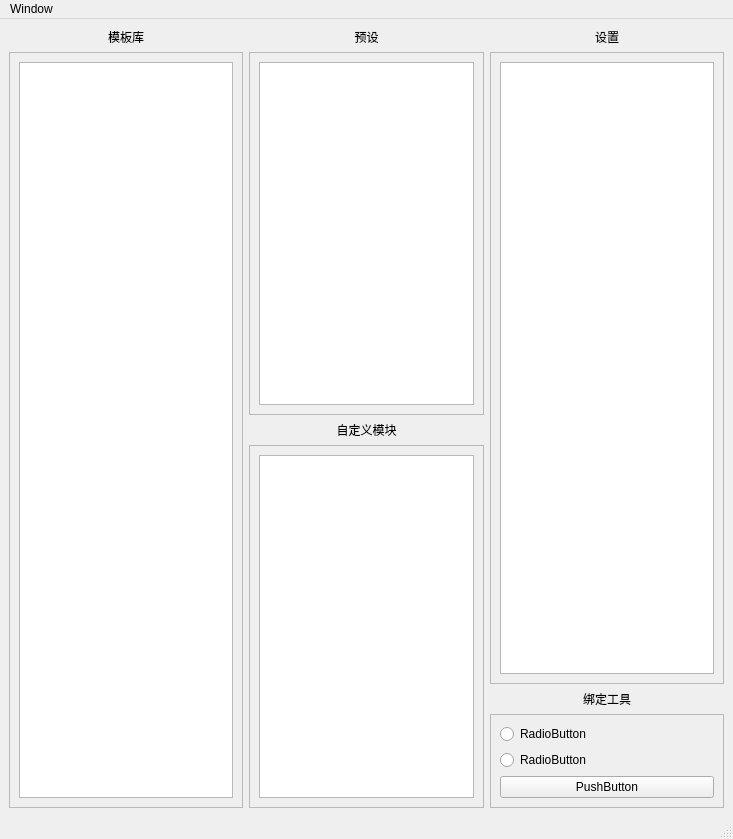
Before: the Qt Designer form res/ui/bind_modular/bindSystem.ui in MuZiMuZi/muziToolset, drawn with Qt 5.
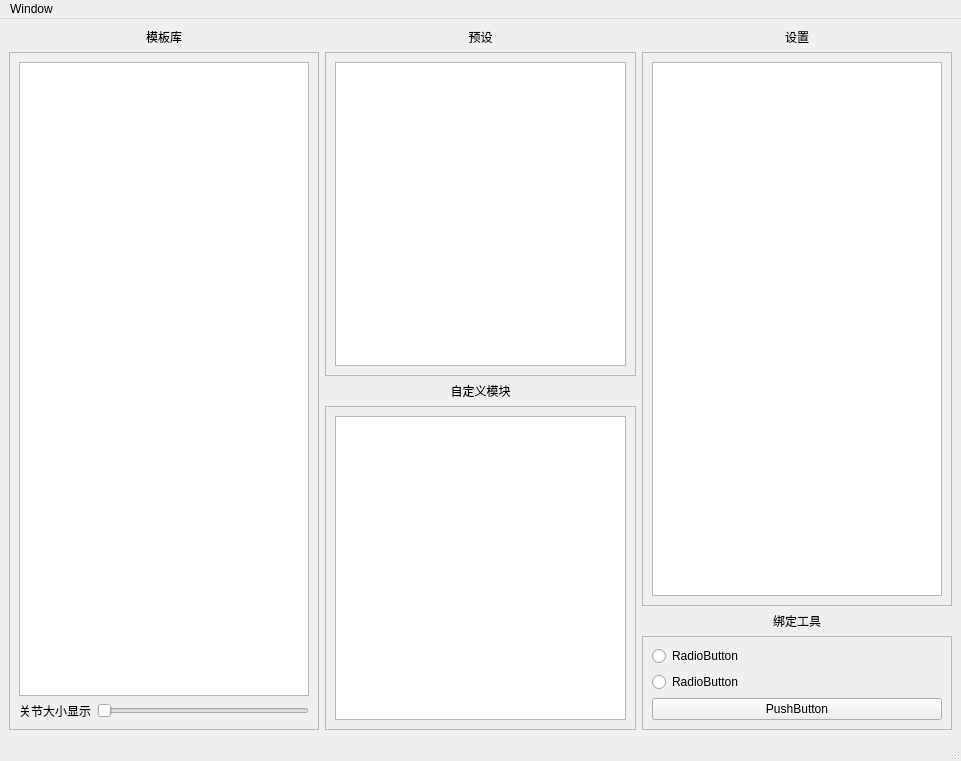
After: the same form once the commit is applied.

Patch:
```diff
--- a/res/ui/bind_modular/bindSystem.ui
+++ b/res/ui/bind_modular/bindSystem.ui
@@ -6,8 +6,8 @@
    <rect>
     <x>0</x>
     <y>0</y>
-    <width>733</width>
-    <height>839</height>
+    <width>961</width>
+    <height>761</height>
    </rect>
   </property>
   <property name="windowTitle">
@@ -60,13 +60,43 @@
             <rect>
              <x>0</x>
              <y>0</y>
-             <width>207</width>
-             <height>752</height>
+             <width>306</width>
+             <height>674</height>
             </rect>
            </property>
            <layout class="QGridLayout" name="gridLayout_2">
             <item row="0" column="0">
-             <widget class="QListView" name="listView"/>
+             <widget class="QListView" name="proxy_view"/>
+            </item>
+            <item row="1" column="0">
+             <layout class="QHBoxLayout" name="horizontalLayout_2">
+              <item>
+               <widget class="QLabel" name="jointRadius_label">
+                <property name="text">
+                 <string>关节大小显示</string>
+                </property>
+               </widget>
+              </item>
+              <item>
+               <widget class="QSlider" name="jointRadius_Slider">
+                <property name="contextMenuPolicy">
+                 <enum>Qt::DefaultContextMenu</enum>
+                </property>
+                <property name="layoutDirection">
+                 <enum>Qt::LeftToRight</enum>
+                </property>
+                <property name="minimum">
+                 <number>1</number>
+                </property>
+                <property name="maximum">
+                 <number>50</number>
+                </property>
+                <property name="orientation">
+                 <enum>Qt::Horizontal</enum>
+                </property>
+               </widget>
+              </item>
+             </layout>
             </item>
            </layout>
           </widget>
@@ -98,8 +128,8 @@
               <rect>
                <x>0</x>
                <y>0</y>
-               <width>204</width>
-               <height>361</height>
+               <width>303</width>
+               <height>322</height>
               </rect>
              </property>
              <layout class="QGridLayout" name="gridLayout_5">
@@ -134,8 +164,8 @@
               <rect>
                <x>0</x>
                <y>0</y>
-               <width>204</width>
-               <height>361</height>
+               <width>303</width>
+               <height>322</height>
               </rect>
              </property>
              <layout class="QGridLayout" name="gridLayout_4">
@@ -174,8 +204,8 @@
               <rect>
                <x>0</x>
                <y>0</y>
-               <width>274</width>
-               <height>512</height>
+               <width>304</width>
+               <height>559</height>
               </rect>
              </property>
              <layout class="QGridLayout" name="gridLayout_6">
@@ -216,8 +246,8 @@
               <rect>
                <x>0</x>
                <y>0</y>
-               <width>274</width>
-               <height>210</height>
+               <width>304</width>
+               <height>85</height>
               </rect>
              </property>
              <layout class="QGridLayout" name="gridLayout_3">
@@ -259,7 +289,7 @@
     <rect>
      <x>0</x>
      <y>0</y>
-     <width>733</width>
+     <width>961</width>
      <height>23</height>
     </rect>
    </property>
```
